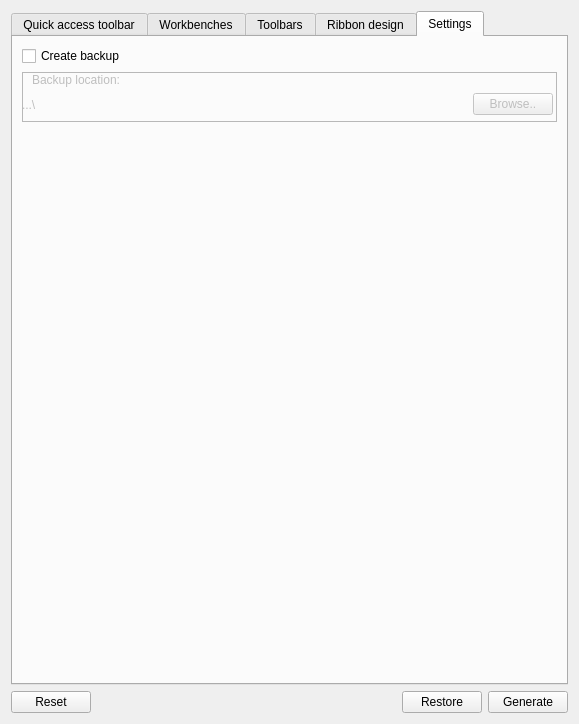
geolta/FreeCAD-Ribbon, file Resources/ui/Settings.ui: the form before one commit.
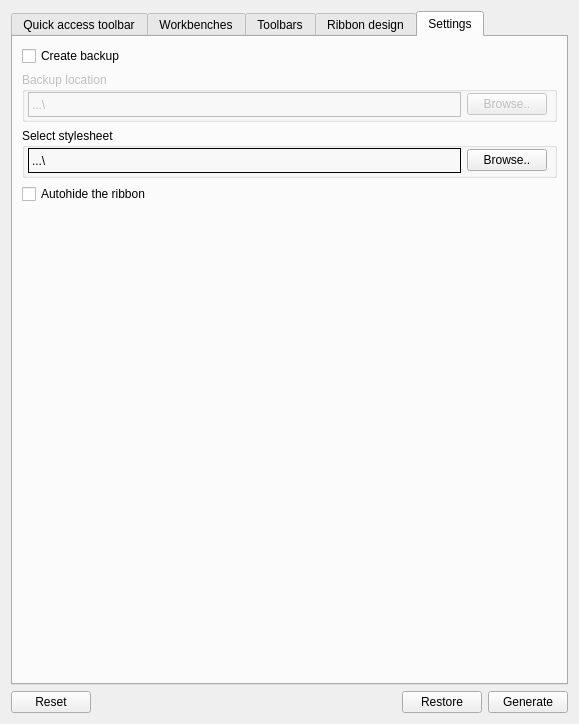
The form after the commit. The open tabs and pages were chosen to show the change.

Commit message: Addad a settings file to store settings in FreeCAd parameters

Diff of the .ui file:
```diff
--- a/Resources/ui/Settings.ui
+++ b/Resources/ui/Settings.ui
@@ -670,7 +670,7 @@
           </widget>
          </item>
          <item row="1" column="0">
-          <widget class="QFrame" name="frame">
+          <widget class="QGroupBox" name="groupBox">
            <property name="enabled">
             <bool>false</bool>
            </property>
@@ -680,25 +680,9 @@
              <height>50</height>
             </size>
            </property>
-           <property name="frameShape">
-            <enum>QFrame::StyledPanel</enum>
+           <property name="title">
+            <string>Backup location</string>
            </property>
-           <property name="frameShadow">
-            <enum>QFrame::Raised</enum>
-           </property>
-           <widget class="QLabel" name="label_3">
-            <property name="geometry">
-             <rect>
-              <x>10</x>
-              <y>0</y>
-              <width>181</width>
-              <height>16</height>
-             </rect>
-            </property>
-            <property name="text">
-             <string>Backup location:</string>
-            </property>
-           </widget>
            <widget class="QWidget" name="layoutWidget">
             <property name="geometry">
              <rect>
@@ -709,8 +693,17 @@
              </rect>
             </property>
             <layout class="QHBoxLayout" name="horizontalLayout">
+             <property name="leftMargin">
+              <number>6</number>
+             </property>
+             <property name="rightMargin">
+              <number>6</number>
+             </property>
              <item>
               <widget class="QLabel" name="label_4">
+               <property name="frameShape">
+                <enum>QFrame::Box</enum>
+               </property>
                <property name="text">
                 <string>...\</string>
                </property>
@@ -741,7 +734,7 @@
          </item>
         </layout>
        </item>
-       <item row="1" column="0">
+       <item row="4" column="0">
         <spacer name="verticalSpacer_7">
          <property name="orientation">
           <enum>Qt::Vertical</enum>
@@ -754,6 +747,73 @@
          </property>
         </spacer>
        </item>
+       <item row="2" column="0">
+        <widget class="QGroupBox" name="groupBox_2">
+         <property name="minimumSize">
+          <size>
+           <width>0</width>
+           <height>50</height>
+          </size>
+         </property>
+         <property name="title">
+          <string>Select stylesheet</string>
+         </property>
+         <widget class="QWidget" name="layoutWidget_2">
+          <property name="geometry">
+           <rect>
+            <x>0</x>
+            <y>20</y>
+            <width>531</width>
+            <height>25</height>
+           </rect>
+          </property>
+          <layout class="QHBoxLayout" name="horizontalLayout_2">
+           <property name="leftMargin">
+            <number>6</number>
+           </property>
+           <property name="rightMargin">
+            <number>6</number>
+           </property>
+           <item>
+            <widget class="QLabel" name="label_7">
+             <property name="frameShape">
+              <enum>QFrame::Box</enum>
+             </property>
+             <property name="text">
+              <string>...\</string>
+             </property>
+            </widget>
+           </item>
+           <item>
+            <widget class="QPushButton" name="StyleSheetLocation">
+             <property name="sizePolicy">
+              <sizepolicy hsizetype="Fixed" vsizetype="Fixed">
+               <horstretch>20</horstretch>
+               <verstretch>0</verstretch>
+              </sizepolicy>
+             </property>
+             <property name="minimumSize">
+              <size>
+               <width>20</width>
+               <height>0</height>
+              </size>
+             </property>
+             <property name="text">
+              <string>Browse..</string>
+             </property>
+            </widget>
+           </item>
+          </layout>
+         </widget>
+        </widget>
+       </item>
+       <item row="3" column="0">
+        <widget class="QCheckBox" name="AutoHide">
+         <property name="text">
+          <string>Autohide the ribbon</string>
+         </property>
+        </widget>
+       </item>
       </layout>
      </widget>
     </widget>
```
Left out of the diff: 49 changed lines with no effect on the pictures. The commit also changes 3 other files.
